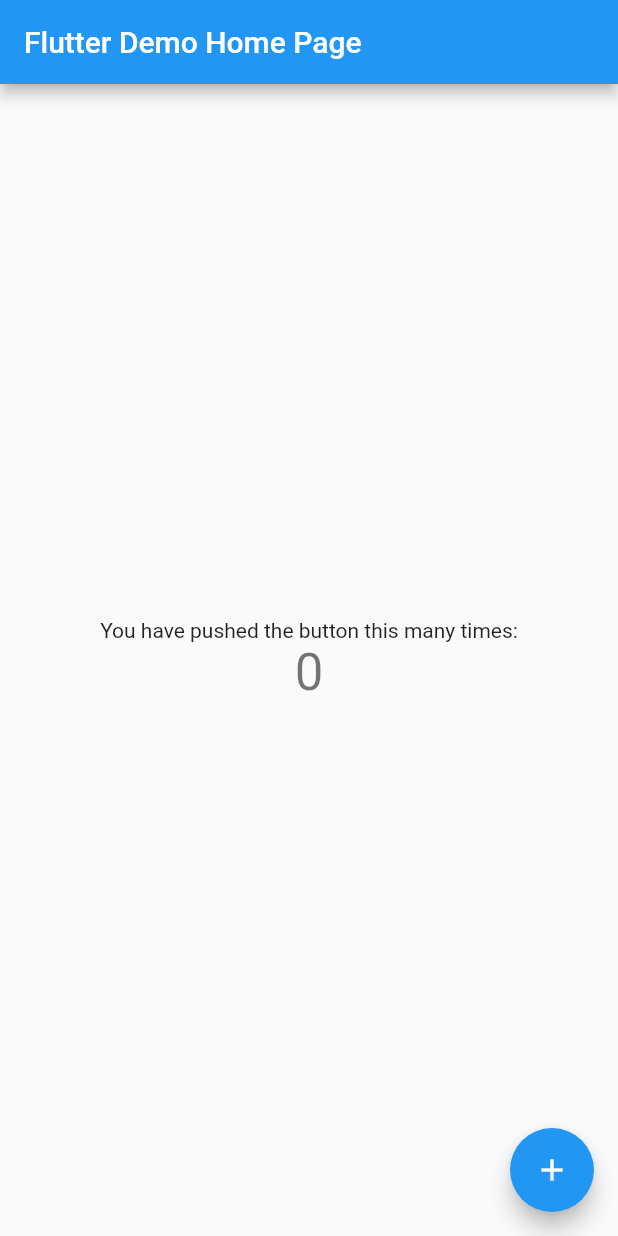
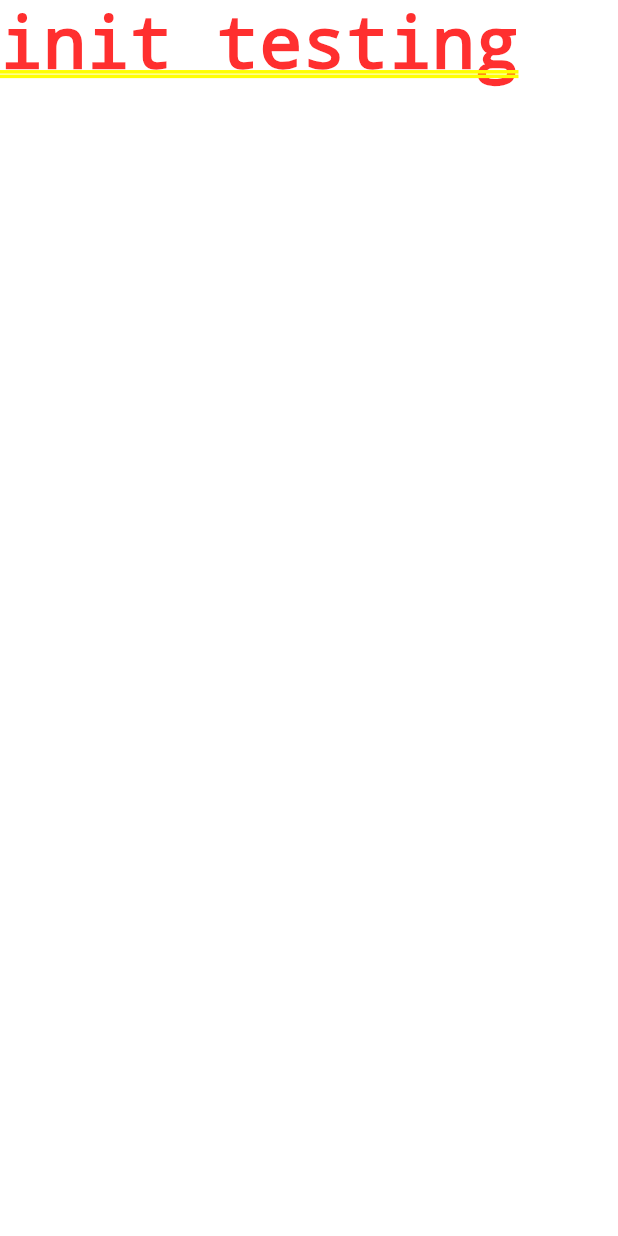
Before and after one commit to nyto9999-flutter/flutter-demo-01, a Flutter app: the screen it shows after launch, on a phone screen of 412 x 824 dp. Run offline on Flutter 3.47's test engine with Material 2 defaults, Android fonts, the phone set to English and light mode, and no system bars.

Commit message:
init testing

```diff
--- a/analysis_options.yaml
+++ b/analysis_options.yaml
@@ -10,6 +10,10 @@
 include: package:flutter_lints/flutter.yaml
 
 linter:
+rules:
+prefer_const_constructors : false
+# avoid_print: false  # Uncomment to disable the `avoid_print` rule
+# prefer_single_quotes: true  # Uncomment to enable the
   # The lint rules applied to this project can be customized in the
   # section below to disable rules from the `package:flutter_lints/flutter.yaml`
   # included above or to enable additional rules. A list of all available lints
--- a/lib/main.dart
+++ b/lib/main.dart
@@ -1,115 +1,5 @@
 import 'package:flutter/material.dart';
 
-void main() {
-  runApp(const MyApp());
-}
-
-class MyApp extends StatelessWidget {
-  const MyApp({Key? key}) : super(key: key);
-
-  // This widget is the root of your application.
-  @override
-  Widget build(BuildContext context) {
-    return MaterialApp(
-      title: 'Flutter Demo',
-      theme: ThemeData(
-        // This is the theme of your application.
-        //
-        // Try running your application with "flutter run". You'll see the
-        // application has a blue toolbar. Then, without quitting the app, try
-        // changing the primarySwatch below to Colors.green and then invoke
-        // "hot reload" (press "r" in the console where you ran "flutter run",
-        // or simply save your changes to "hot reload" in a Flutter IDE).
-        // Notice that the counter didn't reset back to zero; the application
-        // is not restarted.
-        primarySwatch: Colors.blue,
-      ),
-      home: const MyHomePage(title: 'Flutter Demo Home Page'),
-    );
-  }
-}
-
-class MyHomePage extends StatefulWidget {
-  const MyHomePage({Key? key, required this.title}) : super(key: key);
-
-  // This widget is the home page of your application. It is stateful, meaning
-  // that it has a State object (defined below) that contains fields that affect
-  // how it looks.
-
-  // This class is the configuration for the state. It holds the values (in this
-  // case the title) provided by the parent (in this case the App widget) and
-  // used by the build method of the State. Fields in a Widget subclass are
-  // always marked "final".
-
-  final String title;
-
-  @override
-  State<MyHomePage> createState() => _MyHomePageState();
-}
-
-class _MyHomePageState extends State<MyHomePage> {
-  int _counter = 0;
-
-  void _incrementCounter() {
-    setState(() {
-      // This call to setState tells the Flutter framework that something has
-      // changed in this State, which causes it to rerun the build method below
-      // so that the display can reflect the updated values. If we changed
-      // _counter without calling setState(), then the build method would not be
-      // called again, and so nothing would appear to happen.
-      _counter++;
-    });
-  }
-
-  @override
-  Widget build(BuildContext context) {
-    // This method is rerun every time setState is called, for instance as done
-    // by the _incrementCounter method above.
-    //
-    // The Flutter framework has been optimized to make rerunning build methods
-    // fast, so that you can just rebuild anything that needs updating rather
-    // than having to individually change instances of widgets.
-    return Scaffold(
-      appBar: AppBar(
-        // Here we take the value from the MyHomePage object that was created by
-        // the App.build method, and use it to set our appbar title.
-        title: Text(widget.title),
-      ),
-      body: Center(
-        // Center is a layout widget. It takes a single child and positions it
-        // in the middle of the parent.
-        child: Column(
-          // Column is also a layout widget. It takes a list of children and
-          // arranges them vertically. By default, it sizes itself to fit its
-          // children horizontally, and tries to be as tall as its parent.
-          //
-          // Invoke "debug painting" (press "p" in the console, choose the
-          // "Toggle Debug Paint" action from the Flutter Inspector in Android
-          // Studio, or the "Toggle Debug Paint" command in Visual Studio Code)
-          // to see the wireframe for each widget.
-          //
-          // Column has various properties to control how it sizes itself and
-          // how it positions its children. Here we use mainAxisAlignment to
-          // center the children vertically; the main axis here is the vertical
-          // axis because Columns are vertical (the cross axis would be
-          // horizontal).
-          mainAxisAlignment: MainAxisAlignment.center,
-          children: <Widget>[
-            const Text(
-              'You have pushed the button this many times:',
-            ),
-            Text(
-              '$_counter',
-              style: Theme.of(context).textTheme.headline4,
-            ),
-          ],
-        ),
-      ),
-      floatingActionButton: FloatingActionButton(
-        onPressed: _incrementCounter,
-        tooltip: 'Increment',
-        child: const Icon(Icons.add),
-      ), // This trailing comma makes auto-formatting nicer for build methods.
-    );
-  }
-}
+void main() => runApp(MaterialApp(
+      home: Text('init testing'),
+    ));
```
